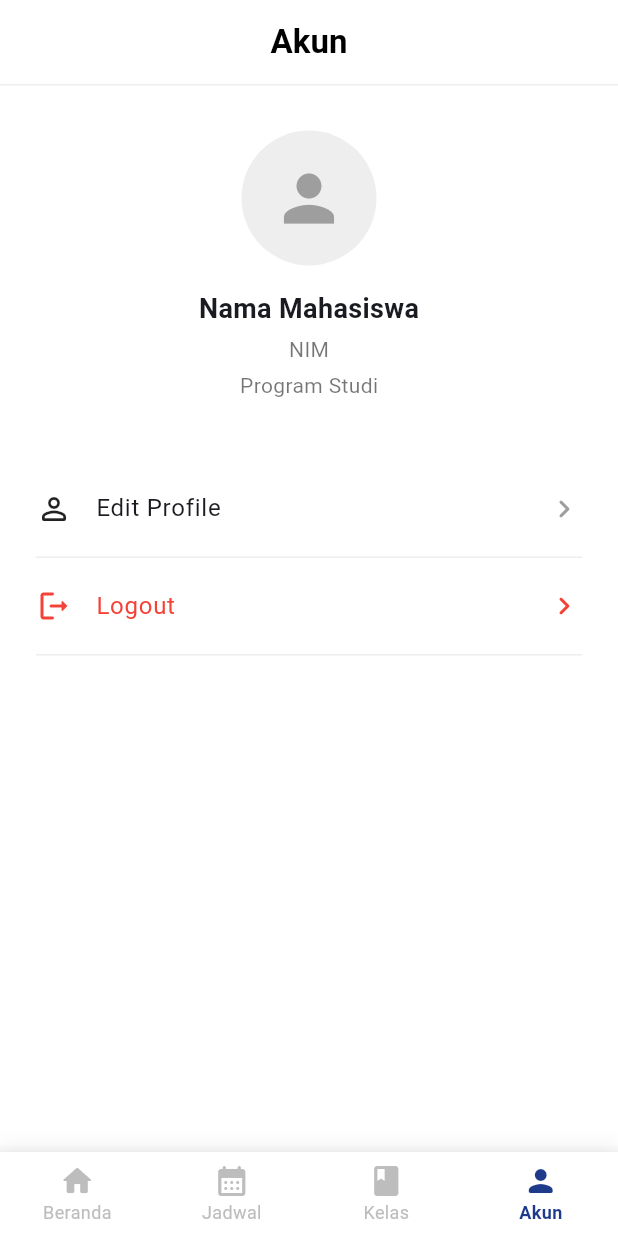
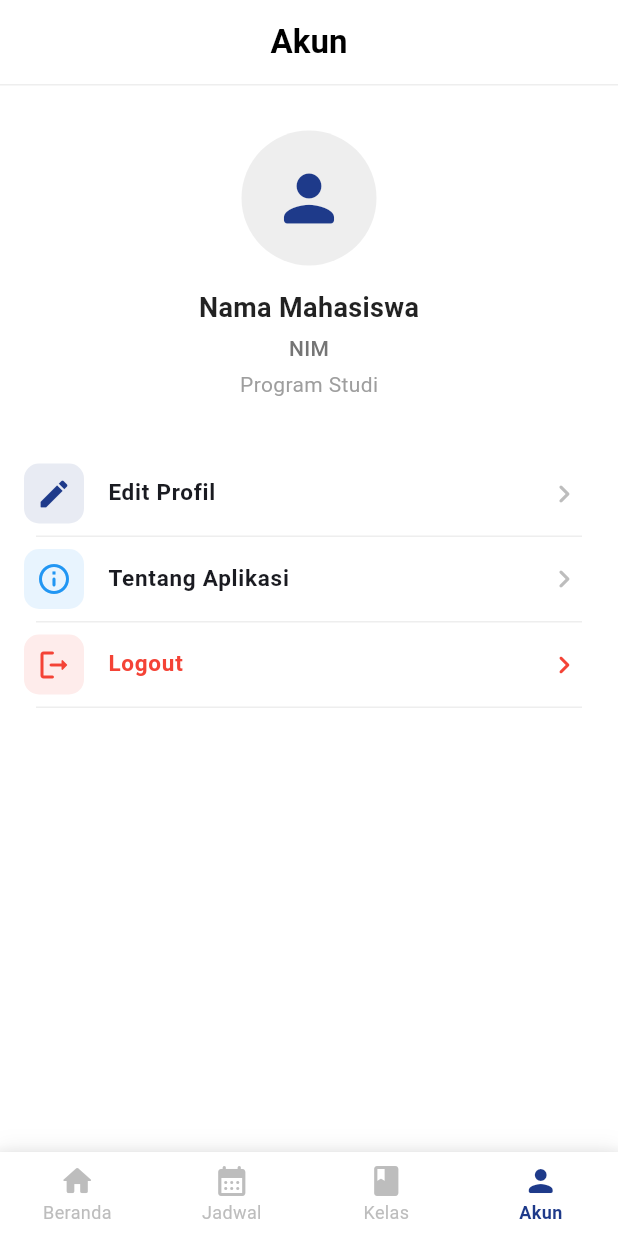
Before and after one commit to SulthonShobrie/pbl-mahasiswa-kelompok-3, a Flutter app: the screen it shows after launch, item 4 of the bottom bar chosen, on a phone screen of 412 x 824 dp. Run offline on Flutter 3.47's test engine with Material 3 defaults, Android fonts, the phone set to English and light mode, and no system bars; our stand-ins replace flutter_dotenv; missing offline and left inert: mobile_scanner; accounts and stored records are empty; network calls fail.

Commit message:
pbl 4 edit profile fix

```diff
--- a/lib/screens/akun_screen.dart
+++ b/lib/screens/akun_screen.dart
@@ -2,6 +2,7 @@
 import 'package:flutter/material.dart';
 import 'package:provider/provider.dart';
 import '../providers/student_provider.dart';
+import 'edit_profile_screen.dart'; // <--- 1. Pastikan file edit_profile_screen di-import di sini
 
 class AkunScreen extends StatelessWidget {
   const AkunScreen({super.key});
@@ -21,13 +22,13 @@ class AkunScreen extends StatelessWidget {
         backgroundColor: Colors.white,
         centerTitle: true,
         elevation: 0,
-        // Garis batas bawah AppBar tipis sesuai standar desain rapi
         bottom: PreferredSize(
           preferredSize: const Size.fromHeight(1.0),
           child: Container(color: Colors.grey.shade200, height: 1.0),
         ),
       ),
-      body: Column(
+      body: SingleChildScrollView(
+        child: Column(
           children: [
             const SizedBox(height: 30),
 
@@ -38,70 +39,122 @@ class AkunScreen extends StatelessWidget {
                   CircleAvatar(
                     radius: 45,
                     backgroundColor: Colors.grey.shade200,
-                  // Jika ada aset gambar, ganti jadi: backgroundImage: AssetImage('assets/images/avatar.png')
-                  child: const Icon(Icons.person, size: 50, color: Colors.grey),
+                    child: const Icon(
+                      Icons.person_rounded,
+                      size: 50,
+                      color: Color(0xFF1E3A8A),
                     ),
-                const SizedBox(height: 16),
+                  ),
+                  const SizedBox(height: 15),
                   Text(
                     mhs?.nama ?? "Nama Mahasiswa",
                     style: const TextStyle(
                       fontSize: 18,
                       fontWeight: FontWeight.bold,
+                      color: Colors.black87,
                     ),
                   ),
                   const SizedBox(height: 4),
                   Text(
                     mhs?.nim ?? "NIM",
-                  style: const TextStyle(fontSize: 14, color: Colors.black54),
+                    style: TextStyle(
+                      fontSize: 14,
+                      color: Colors.grey.shade600,
+                      fontWeight: FontWeight.w500,
+                    ),
                   ),
                   const SizedBox(height: 4),
                   Text(
                     mhs?.prodi ?? "Program Studi",
-                  style: const TextStyle(fontSize: 14, color: Colors.black54),
+                    style: TextStyle(fontSize: 14, color: Colors.grey.shade500),
                   ),
                 ],
               ),
             ),
+            const SizedBox(height: 35),
 
-          const SizedBox(height: 40),
+            // --- DAFTAR MENU ---
 
-          // --- BAGIAN MENU (Hanya Edit Profile & Logout) ---
-
-          // Menu 1: Edit Profile
+            // 1. Menu Edit Profil (Sudah Diperbaiki Aksi Navigasinya)
             ListTile(
-            contentPadding: const EdgeInsets.symmetric(
-              horizontal: 24,
-              vertical: 4,
+              leading: Container(
+                padding: const EdgeInsets.all(8),
+                decoration: BoxDecoration(
+                  color: const Color(0xFF1E3A8A).withOpacity(0.1),
+                  borderRadius: BorderRadius.circular(10),
                 ),
-            leading: const Icon(
-              Icons.person_outline_rounded,
-              color: Colors.black87,
+                child: const Icon(Icons.edit_rounded, color: Color(0xFF1E3A8A)),
               ),
-            title: const Text("Edit Profile", style: TextStyle(fontSize: 16)),
-            trailing: const Icon(
+              title: const Text(
+                "Edit Profil",
+                style: TextStyle(fontWeight: FontWeight.bold, fontSize: 15),
+              ),
+              trailing: Icon(
                 Icons.chevron_right_rounded,
-              color: Colors.grey,
+                color: Colors.grey.shade400,
               ),
               onTap: () {
-              // Navigasi ke halaman Edit Profile (sesuai figma: akun - edit profile.png)
+                // <--- 2. Ditambahkan Navigasi push ke halaman EditProfileScreen
+                Navigator.push(
+                  context,
+                  MaterialPageRoute(
+                    builder: (context) => const EditProfileScreen(),
+                  ),
+                );
               },
             ),
-
             Padding(
               padding: const EdgeInsets.symmetric(horizontal: 24),
               child: Divider(height: 1, color: Colors.grey.shade200),
             ),
 
-          // Menu 2: Logout
+            // 2. Menu Tentang Aplikasi
             ListTile(
-            contentPadding: const EdgeInsets.symmetric(
-              horizontal: 24,
-              vertical: 4,
+              leading: Container(
+                padding: const EdgeInsets.all(8),
+                decoration: BoxDecoration(
+                  color: Colors.blue.withOpacity(0.1),
+                  borderRadius: BorderRadius.circular(10),
                 ),
-            leading: const Icon(Icons.logout_rounded, color: Colors.red),
+                child: const Icon(
+                  Icons.info_outline_rounded,
+                  color: Colors.blue,
+                ),
+              ),
+              title: const Text(
+                "Tentang Aplikasi",
+                style: TextStyle(fontWeight: FontWeight.bold, fontSize: 15),
+              ),
+              trailing: Icon(
+                Icons.chevron_right_rounded,
+                color: Colors.grey.shade400,
+              ),
+              onTap: () {
+                // Aksi opsional tambahan jika diperlukan
+              },
+            ),
+            Padding(
+              padding: const EdgeInsets.symmetric(horizontal: 24),
+              child: Divider(height: 1, color: Colors.grey.shade200),
+            ),
+
+            // 3. Menu Logout
+            ListTile(
+              leading: Container(
+                padding: const EdgeInsets.all(8),
+                decoration: BoxDecoration(
+                  color: Colors.red.withOpacity(0.1),
+                  borderRadius: BorderRadius.circular(10),
+                ),
+                child: const Icon(Icons.logout_rounded, color: Colors.red),
+              ),
               title: const Text(
                 "Logout",
-              style: TextStyle(fontSize: 16, color: Colors.red),
+                style: TextStyle(
+                  fontWeight: FontWeight.bold,
+                  fontSize: 15,
+                  color: Colors.red,
+                ),
               ),
               trailing: const Icon(
                 Icons.chevron_right_rounded,
@@ -109,12 +162,12 @@ class AkunScreen extends StatelessWidget {
               ),
               onTap: () => _showLogoutWarningDialog(context),
             ),
-
             Padding(
               padding: const EdgeInsets.symmetric(horizontal: 24),
               child: Divider(height: 1, color: Colors.grey.shade200),
             ),
           ],
+        ),
       ),
     );
   }
@@ -132,13 +185,13 @@ class AkunScreen extends StatelessWidget {
         content: const Text("Apakah Anda yakin ingin keluar dari aplikasi?"),
         actions: [
           TextButton(
-            onPressed: () => Navigator.pop(context), // Tombol Batal
+            onPressed: () => Navigator.pop(context), // Tutup Dialog Batal
             child: const Text("Batal", style: TextStyle(color: Colors.black54)),
           ),
           TextButton(
             onPressed: () {
               Navigator.pop(context);
-              // Logika ketika beneran logout
+              // Tambahkan fungsi hapus session / auth token jika diperlukan di sini
             },
             child: const Text(
               "Logout",
```
Also changed, not shown: 5 other files. Lines whose indentation alone changed are shown as unchanged.
